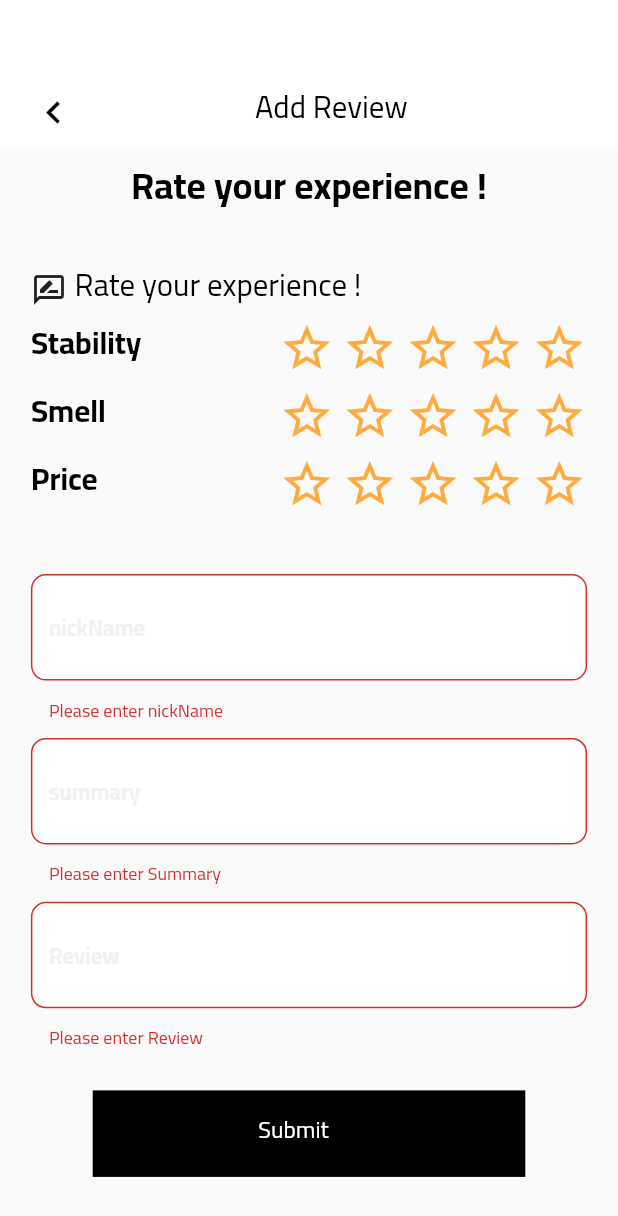
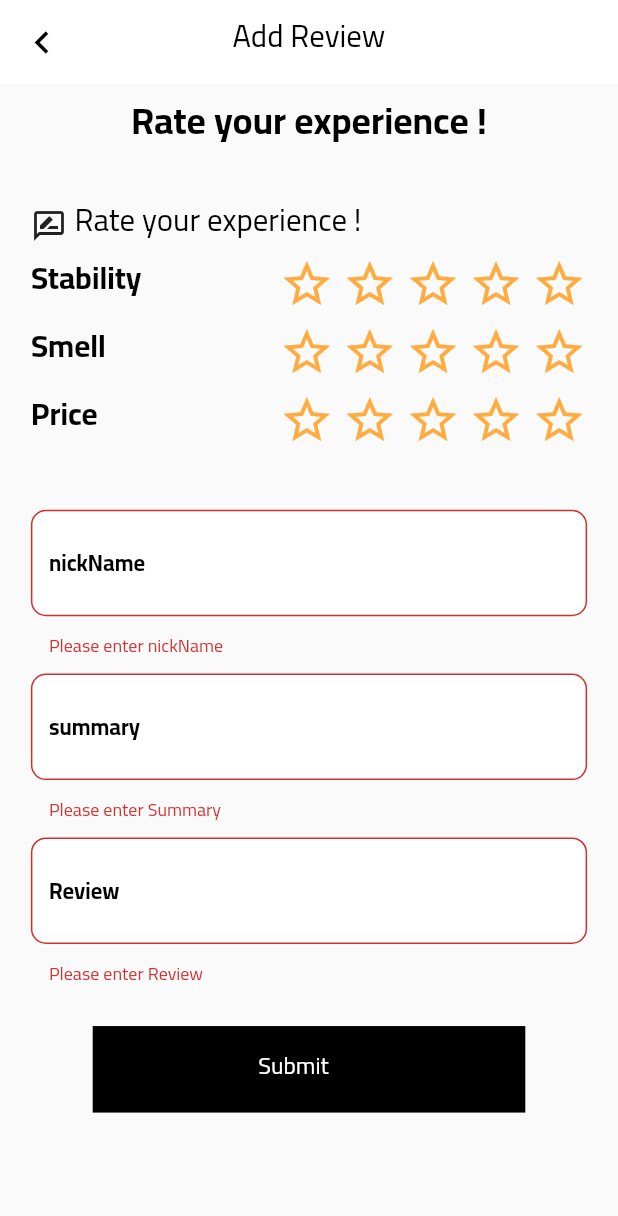
Before and after one commit to islam-kamal/almajid-main, a Flutter app: the ProductReviewsScreen screen opened directly, after a tap on the "add" icon, after a tap on "Submit", on a phone screen of 412 x 824 dp. Shown: the top 1216 px of the screen. Run offline on Flutter 3.47's test engine with Material 2 defaults, Android fonts, the phone set to English and light mode, and no system bars; our stand-ins replace another_flushbar, badges, bloc, bottom_navy_bar, carousel_slider, country_code_picker and 27 more; missing offline and left inert: circle_bottom_navigation_bar, clippy_flutter, country_list_pick, pay; accounts and stored records are empty; network calls fail.

Commit message:
solve special price issue solve reviews list issue  9/5/2022

```diff
--- a/lib/Repository/ReviewRepo/review_repository.dart
+++ b/lib/Repository/ReviewRepo/review_repository.dart
@@ -23,7 +23,7 @@ class ReviewsRepository {
               }
             ],
             "review_entity": "product",
-            "review_status": 1,
+            "review_status": 2,
             "entity_pk_value": product_id
           }
         }
--- a/lib/screens/Reviews/add_review_screen.dart
+++ b/lib/screens/Reviews/add_review_screen.dart
@@ -67,15 +67,37 @@ class _AddReviewScreenState extends State<AddReviewScreen>
   @override
   Widget build(BuildContext context) {
     return Scaffold(
-        body: Container(
-      height: isLandscape(context) ? 2 * height(context) : height(context),
-      child: BlocListener<ReviewsBloc, AppState>(
+      appBar: AppBar(
+        title:   customDescriptionText(
+            context: context,
+            textColor: mainColor,
+            text: "Add Review",
+            percentageOfHeight: .025),
+        centerTitle: true,
+        elevation: 0,
+        backgroundColor: whiteColor,
+        leading:      GestureDetector(
+          onTap: () {
+            customAnimatedPushNavigation(context, ProductReviewsScreen(
+              product_id: widget.product_id,
+            ));
+          },
+          child: Icon(
+            Icons.navigate_before,
+            color: mainColor,
+            size: 30,
+          ),
+        ),
+
+      ),
+        body:  BlocListener<ReviewsBloc, AppState>(
           bloc: reviewsBloc,
           listener: (context, state) {
             if (state is Loading) {
               if(state.indicator ==  "CreateReview")
               _playAnimation();
-            } else if (state is ErrorLoading) {
+            }
+            else if (state is ErrorLoading) {
               if(state.indicator ==  "CreateReview"){
                 var data = state.model as ProductReviewModel;
                 _stopAnimation();
@@ -117,7 +139,85 @@ class _AddReviewScreenState extends State<AddReviewScreen>
           },
           child: Directionality(
             textDirection: translator.activeLanguageCode == 'ar' ? TextDirection.rtl : TextDirection.ltr,
-            child: SingleChildScrollView(
+            child:SingleChildScrollView(
+              child: Column(
+                children: [
+                  responsiveSizedBox(
+                      context: context,
+                      percentageOfHeight: .02),
+                  textRateYourExperience(context: context),
+                  responsiveSizedBox(
+                      context: context,
+                      percentageOfHeight: .05),
+                  reviewText(context: context),
+                  responsiveSizedBox(
+                      context: context,
+                      percentageOfHeight: .01),
+                  singleReviewItem(
+                      context: context,
+                      rating: ratingSmell,
+                      text: translator.translate("Stability")),
+                  responsiveSizedBox(
+                      context: context,
+                      percentageOfHeight: .01),
+                  singleReviewItem(
+                      context: context,
+                      rating: ratingLongLast,
+                      text: translator.translate("Smell")),
+                  responsiveSizedBox(
+                      context: context,
+                      percentageOfHeight: .01),
+                  singleReviewItem(
+                      context: context,
+                      rating: ratingPrice,
+                      text: translator.translate("Price")),
+                  responsiveSizedBox(
+                      context: context,
+                      percentageOfHeight: .05),
+                  Form(
+                    key: _formKey,
+                    child: Column(
+                      children: [
+                        nickNameTextField(
+                          context: context,
+                        ),
+                        responsiveSizedBox(
+                            context: context,
+                            percentageOfHeight: .01),
+                        summaryTextField(context: context),
+                        responsiveSizedBox(
+                            context: context,
+                            percentageOfHeight: .01),
+                        reviewTextField(
+                          context: context,
+                        ),
+                      ],
+                    ),
+                  ),
+                  responsiveSizedBox(
+                      context: context,
+                      percentageOfHeight: .03),
+                  StaggerAnimation(
+                    titleButton: "Submit",
+                    buttonController: _loginButtonController,
+                    btn_width: width(context) * .7,
+                    onTap: () {
+                      if (_formKey.currentState!.validate()) {
+                        reviewsBloc.add(CreateReviewEvent(
+                            product_id: widget.product_id,
+                            nickname: nickname.text,
+                            title: summary.text,
+                            detail: review.text));
+                      } else {
+                      }
+                    },
+                  )
+
+                ],
+              ),
+            ),
+
+            /*SingleChildScrollView(
               child: Column(
                 children: [
                   addReviewsHeader(context: context,
@@ -216,10 +316,10 @@ class _AddReviewScreenState extends State<AddReviewScreen>
                   ),
                 ],
               ),
-            ),
+            ),*/
           )
       ),
-    ));
+    );
   }
 
   addReviewsHeader({BuildContext? context , var product_id}) {
@@ -341,7 +441,7 @@ class _AddReviewScreenState extends State<AddReviewScreen>
         decoration: InputDecoration(
           hintText: translator.translate("nickName"),
           hintStyle: TextStyle(
-              color: greyColor.withOpacity(.5),
+              color: mainColor,
               fontWeight: FontWeight.bold,
               fontSize: isLandscape(context)
                   ? 2 * height(context) * .018
@@ -383,7 +483,7 @@ class _AddReviewScreenState extends State<AddReviewScreen>
         decoration: InputDecoration(
           hintText: translator.translate("summary"),
           hintStyle: TextStyle(
-              color: greyColor.withOpacity(.5),
+              color: mainColor,
               fontWeight: FontWeight.bold,
               fontSize: isLandscape(context)
                   ? 2 * height(context) * .018
@@ -425,7 +525,7 @@ class _AddReviewScreenState extends State<AddReviewScreen>
         decoration: InputDecoration(
           hintText: translator.translate("Review"),
           hintStyle: TextStyle(
-              color: greyColor.withOpacity(.5),
+              color: mainColor,
               fontWeight: FontWeight.bold,
               fontSize: isLandscape(context)
                   ? 2 * height(context) * .018
--- a/lib/screens/Reviews/product_reviews_screen.dart
+++ b/lib/screens/Reviews/product_reviews_screen.dart
@@ -159,18 +159,14 @@ class ProductReviewsScreenState extends State<ProductReviewsScreen> {
                                               : ListView.builder(
                                                   itemCount:
                                                       snapshot.data!.length,
-                                                  itemBuilder:
-                                                      (context, index) {
-                                                    return singleRatingWidget(
+                                                  itemBuilder: (context, index) {
+                                                    return snapshot.data![index].reviewType != 1  ? Container()
+                                                     : singleRatingWidget(
                                                         context: context,
-                                                        nickname: snapshot
-                                                            .data![index]
-                                                            .nickname,
-                                                        detail: snapshot
-                                                            .data![index].detail,
-                                                        createdAt: snapshot
-                                                            .data![index]
-                                                            .createdAt);
+                                                        nickname: snapshot.data![index].nickname,
+                                                        detail: snapshot.data![index].detail,
+                                                        createdAt: snapshot.data![index].createdAt
+                                                    );
                                                   },
                                                 ),
                                         ),
--- a/lib/screens/Reviews/widgets/reviews_header.dart
+++ b/lib/screens/Reviews/widgets/reviews_header.dart
@@ -13,7 +13,7 @@ reviewsHeader({BuildContext? context, String? title , var product_id}) {
             ? 2 * height(context) * .002
             : height(context) * .002),
     width: width(context),
-    color: mainColor,
+    color: whiteColor,
     height: isLandscape(context)
         ? 2 * height(context) * .12
         : height(context) * .08,
@@ -28,13 +28,13 @@ reviewsHeader({BuildContext? context, String? title , var product_id}) {
           },
           child: Icon(
             Icons.navigate_before,
-            color: whiteColor,
+            color: mainColor,
             size: 30,
           ),
         ),
         customDescriptionText(
             context: context,
-            textColor: whiteColor,
+            textColor: mainColor,
             text: "Reviews",
             percentageOfHeight: .025),
         GestureDetector(
@@ -47,9 +47,9 @@ reviewsHeader({BuildContext? context, String? title , var product_id}) {
               height: 30,
               width: 30,
               decoration: BoxDecoration(
-                  border: Border.all(color: whiteColor, width: 2),
+                  border: Border.all(color: mainColor, width: 2),
                   shape: BoxShape.circle),
-              child: Center(child: Icon(Icons.add, color: whiteColor)),
+              child: Center(child: Icon(Icons.add, color: mainColor)),
             ) )
       ],
     ),
--- a/lib/screens/SearchScreen/search_screen.dart
+++ b/lib/screens/SearchScreen/search_screen.dart
@@ -130,9 +130,16 @@ class _SearchScreenState extends State<SearchScreen> {
                                                 }
                                               });
                                               if(startDate ==null || endDate ==null ){
-                                                new_price = minimal_price;
+                                                if(double.parse(minimal_price) == double.parse(snapshot.data!.items![index].price.toString())){
+                                                  new_price = null;
+                                                }else{
+                                                  new_price = minimal_price;
+
+                                                }
+
                                                 if(double.parse(minimal_price) < double.parse(snapshot.data!.items![index].price.toString()))
                                                   percentage = (1 - (double.parse(minimal_price)  / snapshot.data!.items![index].price) )* 100;
+
                                               }
                                               else{
                                                 if(StaticData.isCurrentDateInRange(startDate! ,endDate!)
--- a/lib/screens/WishList/wishlist_screen.dart
+++ b/lib/screens/WishList/wishlist_screen.dart
@@ -158,9 +158,7 @@ class _WishListScreenState extends State<WishListScreen> {
                                                               .toString()
                                                               .substring(
                                                                   0, 10));
-                                                    } else if (element
-                                                            .attributeCode ==
-                                                        "special_to_date") {
+                                                    } else if (element.attributeCode == "special_to_date") {
                                                       endDate = DateTime.parse(
                                                           element.value
                                                               .toString()
@@ -178,13 +176,18 @@ class _WishListScreenState extends State<WishListScreen> {
                                                           element.value;
                                                     }
                                                   });
-                                                  if (startDate == null || endDate == null) {
-                                                    new_price = minimal_price;
-                                                    if(double.parse(minimal_price) < double.parse(
-                                                        snapshot.data!.items![index].product!.price.toString()))
-                                                      percentage = (1 - (double.parse(minimal_price)  /  snapshot.data!.items![index].product!.price) )* 100;
+                                                  if(startDate ==null || endDate ==null ){
+                                                    if(double.parse(minimal_price) == double.parse(snapshot.data!.items![index].product!.price.toString())){
+                                                      new_price = null;
+                                                    }else{
+                                                      new_price = minimal_price;
 
-                                                  } else {
+                                                    }
+
+                                                    if(double.parse(minimal_price) < double.parse(snapshot.data!.items![index].product!.price.toString()))
+                                                      percentage = (1 - (double.parse(minimal_price)  / snapshot.data!.items![index].product!.price) )* 100;
+
+                                                  }else {
                                                     if (StaticData.isCurrentDateInRange(startDate!, endDate!) &&
                                                         double.parse(special_price!) <=double.parse(minimal_price) &&
                                                         double.parse(special_price!).toStringAsFixed(2) !=
--- a/lib/screens/product_details/product_details_screen.dart
+++ b/lib/screens/product_details/product_details_screen.dart
@@ -107,8 +107,14 @@ class _ProductDetailsScreenState extends State<ProductDetailsScreen>
                     }
 
                   });
-                  if(startDate ==null || endDate ==null ) {
-                    new_price = minimal_price;
+                  if(startDate ==null || endDate ==null ){
+                    if(double.parse(minimal_price) == double.parse(snapshot.data![0].price.toString())){
+                      new_price = null;
+                    }else{
+                      new_price = minimal_price;
+
+                    }
+
                     if(double.parse(minimal_price) < double.parse(snapshot.data![0].price.toString()))
                       percentage = (1 - (double.parse(minimal_price)  / snapshot.data![0].price) )* 100;
 
```
